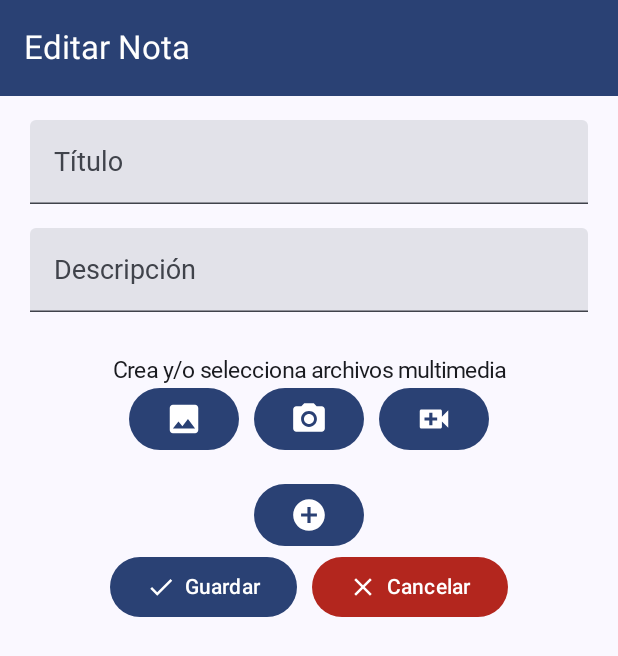
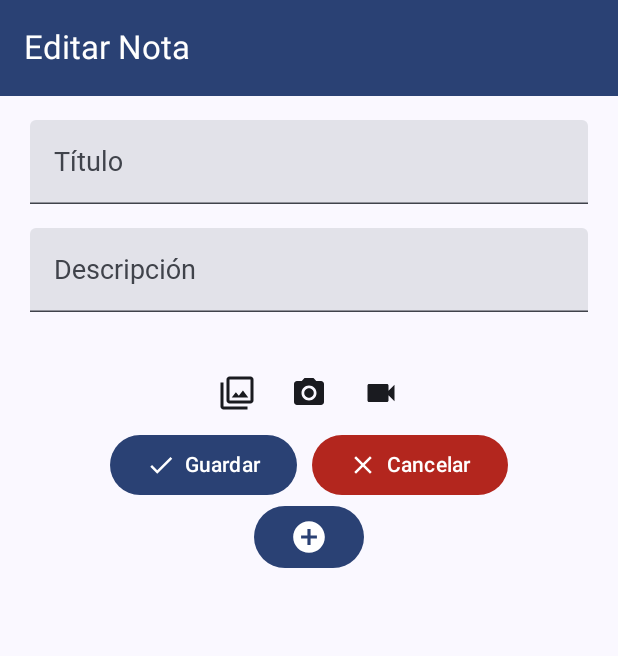
Before and after one commit to QuintinoLgg/ProyectoFinal, an Android app built with Jetpack Compose: the EditNoteScreen screen opened through its navigation route, on a phone screen of 412 x 824 dp. Shown: the top 656 px of the screen. Run offline under Robolectric (Android 15) with nearby library versions, the phone set to English and light mode, and no system bars; our stand-ins replace Room's generated code, livedata-compose, window size class; libraries missing offline, so code that uses them is left out: com.google.android.exoplayer2.

Commit message:
Multimedia multiple completada (realizar mejoras de disenio)

```diff
--- a/ProyectFinal/app/src/main/java/com/example/proyectfinal/Constants.kt
+++ b/ProyectFinal/app/src/main/java/com/example/proyectfinal/Constants.kt
@@ -7,7 +7,7 @@ class Constants {
 
     object General {
         const val NAME = "AppDatabase"
-        var nota = Note(0,"","", "", "")
+        var nota = Note(0,"","", "")
         var tarea = Task(0, "", "", "", "")
     }
 
--- a/ProyectFinal/app/src/main/java/com/example/proyectfinal/models/Entities.kt
+++ b/ProyectFinal/app/src/main/java/com/example/proyectfinal/models/Entities.kt
@@ -20,6 +20,5 @@ data class Note(
     @PrimaryKey(autoGenerate = true) var id: Int,
     @ColumnInfo(name = Constants.NotesTable.TITLE) val titulo: String,
     @ColumnInfo(name = Constants.NotesTable.DESC) val descripcion: String,
-    @ColumnInfo(name = Constants.NotesTable.IMAGE) val imageUri: String,
-    @ColumnInfo(name = Constants.NotesTable.VIDEO) val videoUri: String
+    @ColumnInfo(name = Constants.NotesTable.IMAGE) val images: String? = null,
 )
--- a/ProyectFinal/app/src/main/java/com/example/proyectfinal/screens/EditNoteScreen.kt
+++ b/ProyectFinal/app/src/main/java/com/example/proyectfinal/screens/EditNoteScreen.kt
@@ -34,15 +34,18 @@ import androidx.compose.ui.unit.dp
 import androidx.compose.ui.unit.sp
 import androidx.compose.foundation.layout.width
 import androidx.compose.foundation.lazy.LazyColumn
+import androidx.compose.foundation.lazy.itemsIndexed
 import androidx.compose.material.icons.filled.AddCircle
 import androidx.compose.material.icons.filled.CameraAlt
 import androidx.compose.material.icons.filled.Check
 import androidx.compose.material.icons.filled.Clear
+import androidx.compose.material.icons.filled.Filter
 import androidx.compose.material.icons.filled.Image
 import androidx.compose.material.icons.filled.Mic
 import androidx.compose.material.icons.filled.PlayArrow
 import androidx.compose.material.icons.filled.Refresh
 import androidx.compose.material.icons.filled.VideoCall
+import androidx.compose.material.icons.filled.Videocam
 import androidx.compose.material3.Button
 import androidx.compose.material3.ButtonDefaults
 import androidx.compose.material3.IconButton
@@ -172,32 +175,75 @@ private fun UI(viewModel: miViewModel, miViewModel: MainViewModel, navController
 
     val currentTitulo = remember { mutableStateOf("") }
     val currentDescripcion = remember { mutableStateOf("") }
-    val currentFoto = remember { mutableStateOf("") }
-    val currentVideo = remember { mutableStateOf("") }
+    var currentImages by remember { mutableStateOf(listOf<String>()) }
     val note = Constants.General.nota
     val context = LocalContext.current
+
+    // MULTIMEDIA NUEVA ------------------------------------------------
+    var uriCamara : Uri? = null
+
+    val recorder by lazy {
+        AndroidAudioRecorder(context)
+    }
+
+    val player by lazy {
+        AndroidAudioPlayer(context)
+    }
+
+    val getImageRequest = rememberLauncherForActivityResult(
+        contract = ActivityResultContracts.OpenDocument()
+    ){uri ->
+        if(uri != null) {
+            currentImages = currentImages.plus(uri!!.toString() + "|JPG")
+        }
+    }
+
+    val cameraLauncher = rememberLauncherForActivityResult(
+        contract = ActivityResultContracts.TakePicture(),
+        onResult = { success ->
+            if(success){
+                currentImages = currentImages.plus(uriCamara!!.toString()+"|JPG")
+            }
+        }
+    )
+
+    val videoLauncher = rememberLauncherForActivityResult(
+        contract = ActivityResultContracts.CaptureVideo(),
+        onResult = { success ->
+            if(success){
+                currentImages = currentImages.plus(uriCamara!!.toString()+"|MP4")
+            }
+        }
+    )
+
+
+    LaunchedEffect(true){
+        scope.launch(Dispatchers.IO){
+            currentTitulo.value = note.titulo
+            currentDescripcion.value = note.descripcion
+            if(note.images!!.isNotBlank()){
+                val urisFromString = note.images!!.split(", ").map { it }
+                currentImages = urisFromString
+            }
+        }
+    }
+
 
     //VARIABLES DE AUDIO
     var i by remember {
         mutableStateOf(0)
     }
+
     var audioFiles by remember(i) {
         mutableStateOf(List(i) { index -> AudioModel(File(context.cacheDir, "audio_$index.mp3")) })
     }
+    // MULTIMEDIA NUEVA ------------------------------------------------
 
-    LaunchedEffect(true){
-        scope.launch(Dispatchers.IO){
-            currentTitulo.value = note.titulo
-            currentDescripcion.value = note.descripcion
-            currentFoto.value = note.imageUri
-        }
-    }
-
-    LazyColumn(
+    Column(
         modifier = Modifier,
         horizontalAlignment = Alignment.CenterHorizontally
     ){
-        item{
+        //item{
         // CAJA DE TEXTO DE TITULO
         TextField(
             value = currentTitulo.value,
@@ -209,9 +255,24 @@ private fun UI(viewModel: miViewModel, miViewModel: MainViewModel, navController
             modifier = Modifier.fillMaxWidth()
         )
         Spacer(modifier = Modifier.height(16.dp))
-        }
+        //}
 
+        /*
         item {
+            // COMBOBOX PARA ESCOGER NOTA O TAREA
+            val options = listOf(stringResource(id = R.string.nota), stringResource(id = R.string.tarea))
+            ComboBox(options, stringResource(id = R.string.asunto), miViewModel)
+            Spacer(modifier = Modifier.height(16.dp))
+        }*/
+
+        /*
+        item {
+            // DATETIMEPICKER PARA SELECCIONAR LA FECHA DE LA NOTA
+            DatePicker(miViewModel)
+            Spacer(modifier = Modifier.height(16.dp))
+        }*/
+
+        //item {
         // CAJA DE TEXTO PARA LA DESCRIPCI[ON
         TextField(
             value = currentDescripcion.value,
@@ -223,10 +284,102 @@ private fun UI(viewModel: miViewModel, miViewModel: MainViewModel, navController
             modifier = Modifier.fillMaxWidth()
         )
         Spacer(modifier = Modifier.height(30.dp))
+        //}
+
+
+
+        //item {
+        // Multimedia(currentFoto, currentVideo)
+        Row {
+            // IMAGEN DE GALERIA
+            IconButton(
+                onClick = {
+                    getImageRequest.launch(arrayOf("image/*"))
+                }
+            ) {
+                Icon(Icons.Filled.Filter, contentDescription = null)
+            }
+            // CAMARA
+            IconButton(
+                onClick = {
+                    uriCamara = ComposeFileProvider.getImageUri(context)
+                    cameraLauncher.launch(uriCamara)
+                }
+            ) {
+                Icon(Icons.Filled.CameraAlt, contentDescription = null)
+            }
+            // VIDEO
+            IconButton(
+                onClick = {
+                    val uri = ComposeFileProvider.getImageUri(context)
+                    videoLauncher.launch(uri)
+                    uriCamara = uri
+                }
+            ) {
+                Icon(Icons.Filled.Videocam, contentDescription = null)
             }
 
-        item {
-            Multimedia(currentFoto, currentVideo)
+        }
+        //}
+
+
+        Row {
+            //val options = listOf(stringResource(id = R.string.nota), stringResource(id = R.string.tarea))
+            // BOTON DE GUARDAR
+            Button(
+                onClick = {
+                    viewModel.updateNote(
+                        Note(
+                            id = 0,
+                            titulo = currentTitulo.value,
+                            descripcion = currentDescripcion.value,
+                            images = currentImages.joinToString()
+                        )
+                    )
+                    navController.popBackStack()
+                },
+                colors = ButtonDefaults.buttonColors(
+                    containerColor = MaterialTheme.colorScheme.surfaceTint,
+                    contentColor = MaterialTheme.colorScheme.onPrimary
+                )
+            ) {
+                Icon(
+                    Icons.Default.Check,
+                    contentDescription = "Guardar",
+                    modifier = Modifier.size(20.dp)
+                )
+                Spacer(modifier = Modifier.width(6.dp))
+                Text(stringResource(id = R.string.guardar))
+            }
+            Spacer(modifier = Modifier.width(10.dp))
+            // BOTON DE CANCELAR
+            Button(
+                onClick = {
+                    audioFiles.forEach { it.audioFile.delete() }
+
+                    // Reiniciar todos los datos al presionar el botón
+                    i = 0
+                    audioFiles = List(i) { index -> AudioModel(File(context.cacheDir, "audio_$index.mp3")) }
+                    navController.popBackStack() },
+                colors = ButtonDefaults.buttonColors(
+                    containerColor = MaterialTheme.colorScheme.error,
+                    contentColor = MaterialTheme.colorScheme.onPrimary
+                )
+            ) {
+                Icon(
+                    Icons.Default.Clear,
+                    contentDescription = "Cancelar",
+                    modifier = Modifier.size(20.dp)
+                )
+                Spacer(modifier = Modifier.width(6.dp))
+                Text(stringResource(id = R.string.cancelar))
+            }
+            // }
+        }
+
+        LazyColumn {
+            itemsIndexed(currentImages){index, uri ->
+                ObjetoMultimedia(uri = uri, player = player)
             }
 
             item {
@@ -285,70 +438,9 @@ private fun UI(viewModel: miViewModel, miViewModel: MainViewModel, navController
                     }
                 }
             }
-
-        item{
-            // Mostrar la imagen seleccionada
-            if (currentFoto.value.isNotEmpty()) {
-                Image(
-                    painter = rememberImagePainter(data = currentFoto.value),
-                    contentDescription = "Selected Image",
-                    modifier = Modifier
-                        .size(300.dp)
-                        .padding(16.dp)
-                )
         }
-        }
-
-        item {
+        //item {
         // BOTÓN GUARDAR Y CANCELAR
-            Row {
-                //val options = listOf(stringResource(id = R.string.nota), stringResource(id = R.string.tarea))
-                // BOTON DE GUARDAR
-                Button(
-                    onClick = {
-                        viewModel.updateNote(
-                            Note(
-                                id = note.id,
-                                titulo = currentTitulo.value,
-                                descripcion = currentDescripcion.value,
-                                imageUri = currentFoto.value,
-                                videoUri = currentVideo.value
-                            )
-                        )
-                        navController.popBackStack()
-                    },
-                    colors = ButtonDefaults.buttonColors(
-                        containerColor = MaterialTheme.colorScheme.surfaceTint,
-                        contentColor = MaterialTheme.colorScheme.onPrimary
-                    )
-                ) {
-                    Icon(
-                        Icons.Default.Check,
-                        contentDescription = "Guardar",
-                        modifier = Modifier.size(20.dp)
-                    )
-                    Spacer(modifier = Modifier.width(6.dp))
-                    Text(stringResource(id = R.string.guardar))
-                }
-                Spacer(modifier = Modifier.width(10.dp))
-                // BOTON DE CANCELAR
-                Button(
-                    onClick = { navController.popBackStack() },
-                    colors = ButtonDefaults.buttonColors(
-                        containerColor = MaterialTheme.colorScheme.error,
-                        contentColor = MaterialTheme.colorScheme.onPrimary
-                    )
-                ) {
-                    Icon(
-                        Icons.Default.Clear,
-                        contentDescription = "Cancelar",
-                        modifier = Modifier.size(20.dp)
-                    )
-                    Spacer(modifier = Modifier.width(6.dp))
-                    Text(stringResource(id = R.string.cancelar))
-                }
-            }
-        }
 
 
     }
```
Also changed, not shown: ProyectFinal/app/src/main/java/com/example/proyectfinal/screens/AddNoteScreen.kt (+5 -3 lines). Lines whose indentation alone changed are shown as unchanged.
